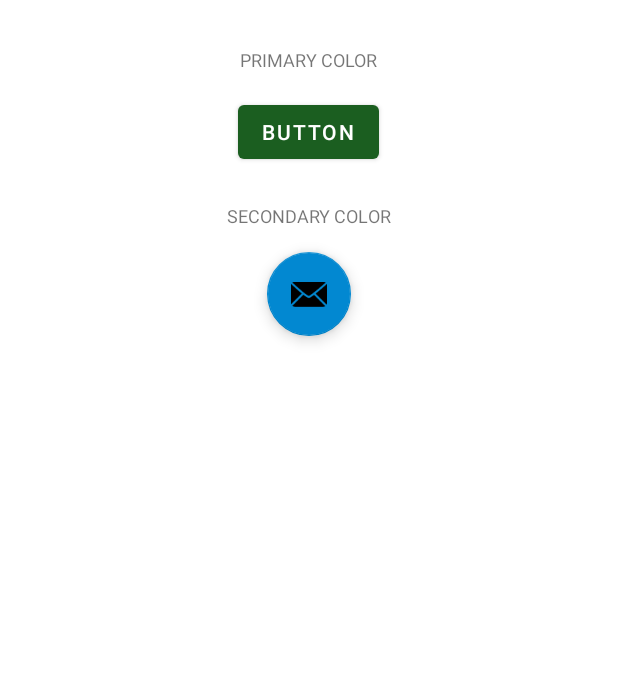
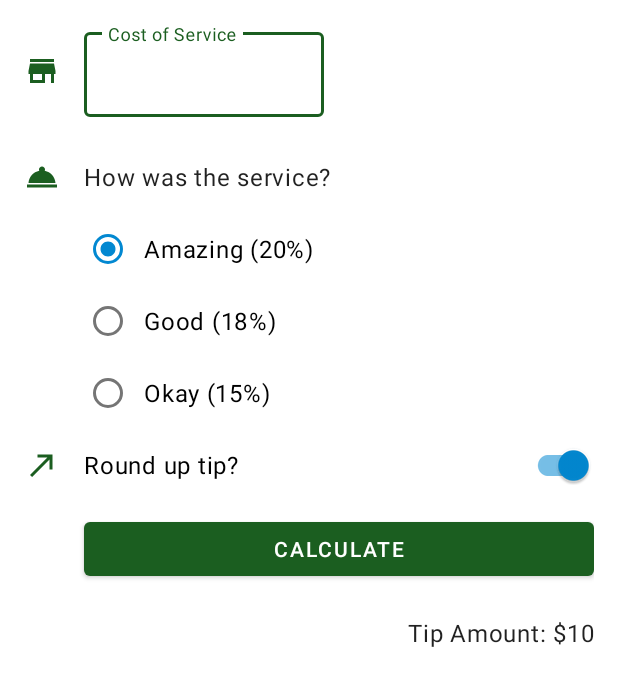
Before and after one commit to ancebuc/TipTime, an Android app: the layout activity_main.xml on its own in the app's theme, with its tools: preview values and no code run, on a phone screen of 412 x 824 dp. Shown: the top 686 px of the screen. Run offline under Robolectric (Android 15) with nearby library versions, the phone set to English and light mode, and no system bars.

Commit message:
Ejercicio 6

```diff
--- a/app/build.gradle
+++ b/app/build.gradle
@@ -14,6 +14,7 @@ android {
         versionName "1.0"
 
         testInstrumentationRunner "androidx.test.runner.AndroidJUnitRunner"
+        vectorDrawables.useSupportLibrary = true
     }
 
     buildTypes {
--- a/app/src/main/java/com/example/tiptime/MainActivity.kt
+++ b/app/src/main/java/com/example/tiptime/MainActivity.kt
@@ -1,17 +1,18 @@
 package com.example.tiptime
 
+import android.annotation.SuppressLint
+import android.content.Context
 import android.os.Bundle
+import android.view.KeyEvent
+import android.view.View
+import android.view.inputmethod.InputMethodManager
 import androidx.appcompat.app.AppCompatActivity
 import com.example.tiptime.databinding.ActivityMainBinding
 import java.text.NumberFormat
 
 
 class MainActivity : AppCompatActivity() {
-    override fun onCreate(savedInstanceState: Bundle?) {
-        super.onCreate(savedInstanceState)
-        setContentView(R.layout.activity_main)
-    }
-/*
+
     private lateinit var binding: ActivityMainBinding
 
     override fun onCreate(savedInstanceState: Bundle?) {
@@ -20,12 +21,14 @@ class MainActivity : AppCompatActivity() {
         setContentView(binding.root)
 
         binding.buttonCalculate.setOnClickListener { calculateTip() }
+
+        binding.costOfServiceEditText.setOnKeyListener { view, keyCode, _ -> handleKeyEvent(view, keyCode) }
     }
 
     private fun calculateTip() {
-        val stringInTextField = binding.costOfService.text.toString()
+        val stringInTextField = binding.costOfServiceEditText.text.toString()
         val cost = stringInTextField.toDoubleOrNull()
-        if(cost == null || cost ==0.0){
+        if(cost == null || cost == 0.0){
             displayTip(0.0)
             return
         }
@@ -46,7 +49,17 @@ class MainActivity : AppCompatActivity() {
 
     private fun displayTip(tip : Double){
         val formattedTip = NumberFormat.getCurrencyInstance().format(tip)
-        binding.tipAmount.text = getString(R.string.tip_amount, formattedTip)
+        binding.tipAmount.text= getString(R.string.tip_amount, formattedTip)
     }
-*/
+
+    private fun handleKeyEvent(view: View, keyCode: Int): Boolean {
+        if (keyCode == KeyEvent.KEYCODE_ENTER) {
+            // Hide the keyboard
+            val inputMethodManager =
+                getSystemService(Context.INPUT_METHOD_SERVICE) as InputMethodManager
+            inputMethodManager.hideSoftInputFromWindow(view.windowToken, 0)
+            return true
+        }
+        return false
+    }
 }
--- /dev/null
+++ b/app/src/main/res/drawable/ic_round_up.xml
@@ -0,0 +1,10 @@
+<vector xmlns:android="http://schemas.android.com/apk/res/android"
+    android:width="24dp"
+    android:height="24dp"
+    android:viewportWidth="24"
+    android:viewportHeight="24"
+    android:tint="?attr/colorPrimary">
+  <path
+      android:fillColor="@android:color/white"
+      android:pathData="M9,5v2h6.59L4,18.59 5.41,20 17,8.41V15h2V5z"/>
+</vector>
--- /dev/null
+++ b/app/src/main/res/drawable/ic_service.xml
@@ -0,0 +1,10 @@
+<vector xmlns:android="http://schemas.android.com/apk/res/android"
+    android:width="24dp"
+    android:height="24dp"
+    android:viewportWidth="24"
+    android:viewportHeight="24"
+    android:tint="?attr/colorPrimary">
+  <path
+      android:fillColor="@android:color/white"
+      android:pathData="M2,17h20v2L2,19zM13.84,7.79c0.1,-0.24 0.16,-0.51 0.16,-0.79 0,-1.1 -0.9,-2 -2,-2s-2,0.9 -2,2c0,0.28 0.06,0.55 0.16,0.79C6.25,8.6 3.27,11.93 3,16h18c-0.27,-4.07 -3.25,-7.4 -7.16,-8.21z"/>
+</vector>
--- /dev/null
+++ b/app/src/main/res/drawable/ic_store.xml
@@ -0,0 +1,10 @@
+<vector xmlns:android="http://schemas.android.com/apk/res/android"
+    android:width="24dp"
+    android:height="24dp"
+    android:viewportWidth="24"
+    android:viewportHeight="24"
+    android:tint="?attr/colorPrimary">
+  <path
+      android:fillColor="@android:color/white"
+      android:pathData="M20,4L4,4v2h16L20,4zM21,14v-2l-1,-5L4,7l-1,5v2h1v6h10v-6h4v6h2v-6h1zM12,18L6,18v-4h6v4z"/>
+</vector>
--- a/app/src/main/res/layout/activity_main.xml
+++ b/app/src/main/res/layout/activity_main.xml
@@ -1,43 +1,133 @@
 <?xml version="1.0" encoding="utf-8"?>
-<LinearLayout xmlns:android="http://schemas.android.com/apk/res/android"
+<ScrollView
+    xmlns:android="http://schemas.android.com/apk/res/android"
     xmlns:app="http://schemas.android.com/apk/res-auto"
     xmlns:tools="http://schemas.android.com/tools"
+    android:layout_height="match_parent"
     android:layout_width="match_parent"
-    android:layout_height="match_parent"
-    android:layout_margin="16dp"
-    android:orientation="vertical"
     tools:context=".MainActivity">
 
+<androidx.constraintlayout.widget.ConstraintLayout
+    android:layout_width="match_parent"
+    android:layout_height="wrap_content"
+    android:padding="16dp">
+
+    <ImageView
+        android:id="@+id/icon_cost_of_service"
+        android:layout_width="wrap_content"
+        android:layout_height="wrap_content"
+        android:importantForAccessibility="no"
+        app:layout_constraintBottom_toBottomOf="@id/cost_of_service"
+        app:layout_constraintStart_toStartOf="parent"
+        app:layout_constraintTop_toTopOf="@id/cost_of_service"
+        app:srcCompat="@drawable/ic_store" />
+
+    <com.google.android.material.textfield.TextInputLayout
+        android:id="@+id/cost_of_service"
+        android:layout_width="160dp"
+        android:layout_height="wrap_content"
+        android:hint="@string/cost_of_service"
+
+        app:layout_constraintTop_toTopOf="parent"
+        android:layout_marginStart="16dp"
+        app:layout_constraintStart_toEndOf="@id/icon_cost_of_service">
+
+        <com.google.android.material.textfield.TextInputEditText
+            android:id="@+id/cost_of_service_edit_text"
+            android:layout_width="match_parent"
+            android:layout_height="wrap_content"
+            android:inputType="numberDecimal"/>
+
+    </com.google.android.material.textfield.TextInputLayout>
+
+    <ImageView
+        android:id="@+id/icon_service_question"
+        android:layout_width="wrap_content"
+        android:layout_height="wrap_content"
+        android:importantForAccessibility="no"
+        app:srcCompat="@drawable/ic_service"
+        app:layout_constraintStart_toStartOf="parent"
+        app:layout_constraintTop_toTopOf="@id/service_question"
+        app:layout_constraintBottom_toBottomOf="@id/service_question" />
+
     <TextView
+        android:id="@+id/service_question"
+        style="@style/Widget.TipTime.TextView"
         android:layout_width="wrap_content"
-        android:layout_height="48dp"
-        android:layout_gravity="center_horizontal"
-        android:gravity="center_vertical"
-        android:text="@string/primary_color"
-        android:textAllCaps="true"
-        android:textSize="12sp" />
+        android:layout_height="wrap_content"
+        android:layout_marginTop="16dp"
+        android:text="@string/how_was_the_service"
+        app:layout_constraintStart_toStartOf="@id/cost_of_service"
+        app:layout_constraintTop_toBottomOf="@id/cost_of_service" />
+
+    <RadioGroup
+        android:id="@+id/tip_options"
+        android:layout_width="wrap_content"
+        android:layout_height="wrap_content"
+        android:checkedButton="@id/option_twenty_percent"
+        android:orientation="vertical"
+        app:layout_constraintStart_toStartOf="@id/service_question"
+        app:layout_constraintTop_toBottomOf="@id/service_question">
+
+        <RadioButton
+            android:id="@+id/option_twenty_percent"
+            android:layout_width="wrap_content"
+            android:layout_height="wrap_content"
+            android:text="@string/amazing_service" />
+
+        <RadioButton
+            android:id="@+id/option_eighteen_percent"
+            android:layout_width="wrap_content"
+            android:layout_height="wrap_content"
+            android:text="@string/good_service" />
+
+        <RadioButton
+            android:id="@+id/option_fifteen_percent"
+            android:layout_width="wrap_content"
+            android:layout_height="wrap_content"
+            android:text="@string/ok_service" />
+    </RadioGroup>
+
+    <ImageView
+        android:id="@+id/icon_round_up"
+        android:layout_width="wrap_content"
+        android:layout_height="wrap_content"
+        android:importantForAccessibility="no"
+        app:srcCompat="@drawable/ic_round_up"
+        app:layout_constraintStart_toStartOf="parent"
+        app:layout_constraintTop_toTopOf="@id/switch_round_up"
+        app:layout_constraintBottom_toBottomOf="@id/switch_round_up" />
+
+    <com.google.android.material.switchmaterial.SwitchMaterial
+        android:id="@+id/switch_round_up"
+        android:layout_width="0dp"
+        android:layout_height="wrap_content"
+        android:checked="true"
+        android:text="@string/round_up_tip"
+        android:layout_marginStart="16dp"
+        app:layout_constraintTop_toBottomOf="@id/tip_options"
+        app:layout_constraintEnd_toEndOf="parent"
+        app:layout_constraintStart_toEndOf="@id/icon_round_up" />
 
     <Button
+        android:id="@+id/button_calculate"
+        android:layout_width="0dp"
+        android:layout_height="wrap_content"
+        android:text="@string/calculate"
+        android:layout_marginTop="8dp"
+        app:layout_constraintStart_toStartOf="@id/switch_round_up"
+        app:layout_constraintEnd_toEndOf="parent"
+        app:layout_constraintTop_toBottomOf="@id/switch_round_up" />
+
+    <TextView
+        android:id="@+id/tip_amount"
+        style="@style/Widget.TipTime.TextView"
         android:layout_width="wrap_content"
         android:layout_height="wrap_content"
-        android:layout_gravity="center_horizontal"
-        android:text="@string/button" />
+        tools:text="Tip Amount: $10"
+        android:layout_marginTop="8dp"
+        app:layout_constraintEnd_toEndOf="parent"
+        app:layout_constraintTop_toBottomOf="@id/button_calculate" />
 
-    <TextView
-        android:layout_width="wrap_content"
-        android:layout_height="48dp"
-        android:layout_gravity="center_horizontal"
-        android:layout_marginTop="8dp"
-        android:gravity="center_vertical"
-        android:text="@string/secondary_color"
-        android:textAllCaps="true"
-        android:textSize="12sp" />
-
-    <com.google.android.material.floatingactionbutton.FloatingActionButton
-        android:layout_width="wrap_content"
-        android:layout_height="wrap_content"
-        android:layout_gravity="center_horizontal"
-        android:contentDescription="@string/email_icon"
-        app:srcCompat="@android:drawable/ic_dialog_email" />
-
-</LinearLayout>
+    </androidx.constraintlayout.widget.ConstraintLayout>
+</ScrollView>
--- a/app/src/main/res/values-night/themes.xml
+++ b/app/src/main/res/values-night/themes.xml
@@ -12,5 +12,11 @@
         <!-- Status bar color. -->
         <item name="android:statusBarColor" tools:targetApi="l">?attr/colorPrimaryVariant</item>
         <!-- Customize your theme here. -->
+        <!-- Text input fields -->
+        <item name="textInputStyle">@style/Widget.MaterialComponents.TextInputLayout.OutlinedBox</item>
+        <!-- Radio buttons -->
+        <item name="radioButtonStyle">@style/Widget.TipTime.CompoundButton.RadioButton</item>
+        <!-- Switches -->
+        <item name="switchStyle">@style/Widget.TipTime.CompoundButton.Switch</item>
     </style>
 </resources>
--- /dev/null
+++ b/app/src/main/res/values/dimens.xml
@@ -0,0 +1,4 @@
+<?xml version="1.0" encoding="utf-8"?>
+<resources>
+    <dimen name="min_text_height">48dp</dimen>
+</resources>
--- a/app/src/main/res/values/strings.xml
+++ b/app/src/main/res/values/strings.xml
@@ -1,7 +1,11 @@
 <resources>
-    <string name="app_name">TipTime</string>
-    <string name="primary_color">Primary color</string>
-    <string name="button">Button</string>
-    <string name="secondary_color">Secondary color</string>
-    <string name="email_icon">email icon</string>
+    <string name="app_name">Tip Time</string>
+    <string name="cost_of_service">Cost of Service</string>
+    <string name="how_was_the_service">How was the service?</string>
+    <string name="amazing_service">Amazing (20%)</string>
+    <string name="good_service">Good (18%)</string>
+    <string name="ok_service">Okay (15%)</string>
+    <string name="round_up_tip">Round up tip?</string>
+    <string name="calculate">Calculate</string>
+    <string name="tip_amount">Tip Amount: %s</string>
 </resources>
--- /dev/null
+++ b/app/src/main/res/values/styles.xml
@@ -0,0 +1,20 @@
+<?xml version="1.0" encoding="utf-8"?>
+<resources>
+    <style name="Widget.TipTime.TextView" parent="Widget.MaterialComponents.TextView">
+        <item name="android:minHeight">@dimen/min_text_height</item>
+        <item name="android:gravity">center_vertical</item>
+        <item name="android:textAppearance">?attr/textAppearanceBody1</item>
+    </style>
+
+    <style name="Widget.TipTime.CompoundButton.Switch" parent="Widget.MaterialComponents.CompoundButton.Switch">
+        <item name="android:minHeight">48dp</item>
+        <item name="android:gravity">center_vertical</item>
+        <item name="android:textAppearance">?attr/textAppearanceBody1</item>
+    </style>
+
+    <style name="Widget.TipTime.CompoundButton.RadioButton"
+        parent="Widget.MaterialComponents.CompoundButton.RadioButton">
+        <item name="android:paddingStart">8dp</item>
+        <item name="android:textAppearance">?attr/textAppearanceBody1</item>
+    </style>
+</resources>
--- a/app/src/main/res/values/themes.xml
+++ b/app/src/main/res/values/themes.xml
@@ -12,5 +12,11 @@
         <!-- Status bar color. -->
         <item name="android:statusBarColor" tools:targetApi="l">?attr/colorPrimaryVariant</item>
         <!-- Customize your theme here. -->
+        <!-- Text input fields -->
+        <item name="textInputStyle">@style/Widget.MaterialComponents.TextInputLayout.OutlinedBox</item>
+        <!-- Radio buttons -->
+        <item name="radioButtonStyle">@style/Widget.TipTime.CompoundButton.RadioButton</item>
+        <!-- Switches -->
+        <item name="switchStyle">@style/Widget.TipTime.CompoundButton.Switch</item>
     </style>
 </resources>
```
